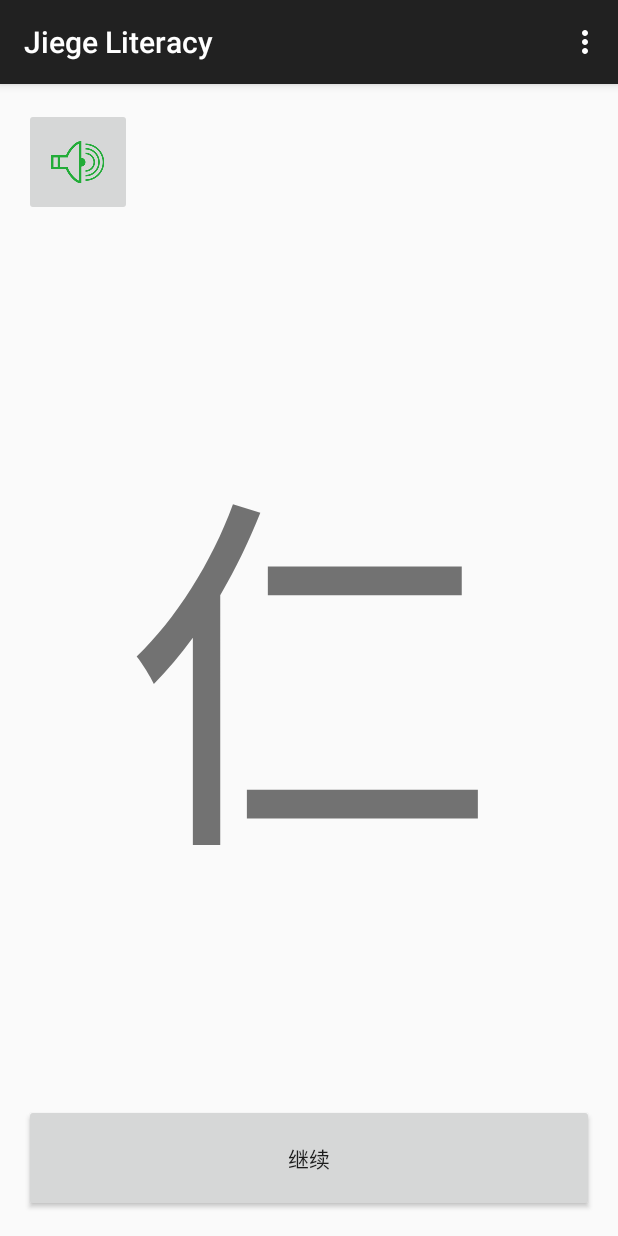
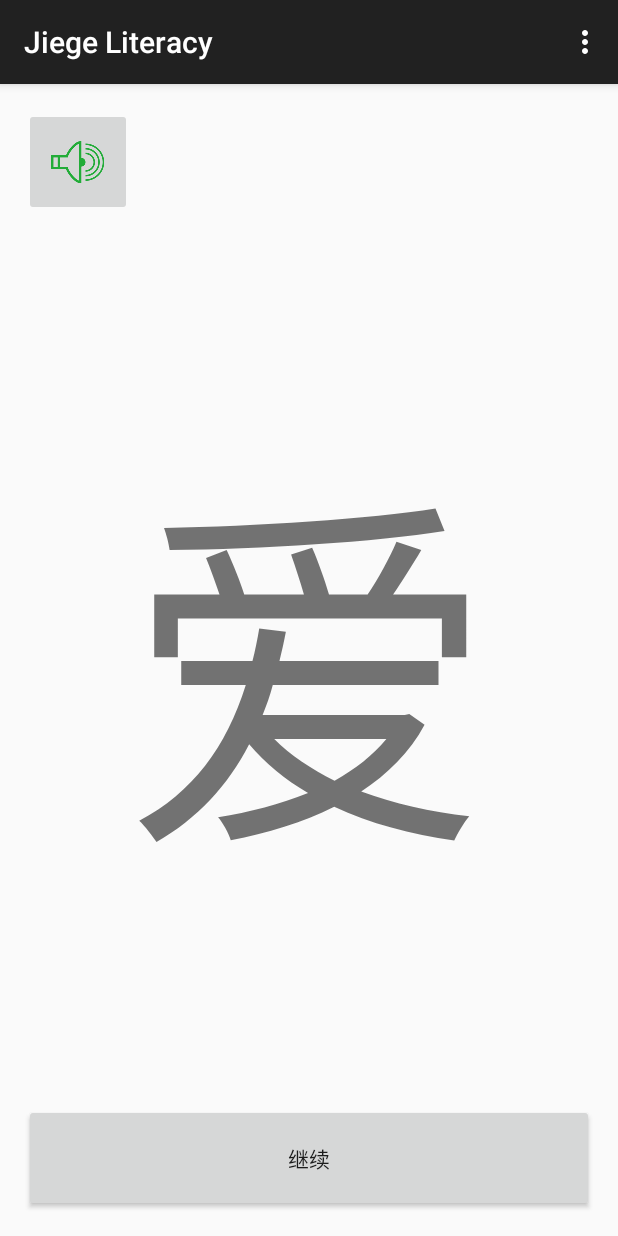
Before and after one commit to vwarship/JiegeLiteracy, an Android app: the screen it shows after launch (MainActivity), after a tap on an icon or button, on a phone screen of 412 x 824 dp. Run offline under Robolectric (Android 15) with nearby library versions, the phone set to English and light mode, and no system bars.

Commit message:
0.1.0 可以试用了。能说能继续。

```diff
--- a/app/src/main/java/com/zaoqibu/jiegeliteracy/MainActivity.java
+++ b/app/src/main/java/com/zaoqibu/jiegeliteracy/MainActivity.java
@@ -17,6 +17,22 @@ import java.io.IOException;
 
 public class MainActivity extends ActionBarActivity {
     private MediaPlayer player;
+    private Words words;
+    private int curWordPos = 0;
+
+    public MainActivity() {
+        words = new Words();
+        words.add(new Word("爱", "ai.mp3"));
+        words.add(new Word("秋", "qiu.mp3"));
+        words.add(new Word("去", "qu.mp3"));
+        words.add(new Word("全", "quan.mp3"));
+        words.add(new Word("让", "rang.mp3"));
+        words.add(new Word("热", "re.mp3"));
+        words.add(new Word("人", "ren.mp3"));
+        words.add(new Word("日", "ri.mp3"));
+        words.add(new Word("入", "ru.mp3"));
+        words.add(new Word("三", "san.mp3"));
+    }
 
     @Override
     protected void onCreate(Bundle savedInstanceState) {
@@ -33,7 +49,7 @@ public class MainActivity extends ActionBarActivity {
             }
         });
 
-        TextView tvWord = (TextView)findViewById(R.id.tvWord);
+        final TextView tvWord = (TextView)findViewById(R.id.tvWord);
         tvWord.setOnClickListener(new View.OnClickListener() {
             @Override
             public void onClick(View v) {
@@ -45,16 +61,25 @@ public class MainActivity extends ActionBarActivity {
         btnContinue.setOnClickListener(new View.OnClickListener() {
             @Override
             public void onClick(View v) {
+                ++ curWordPos;
+                if (curWordPos >= words.count())
+                    curWordPos = 0;
 
+                tvWord.setText(words.get(curWordPos).getText());
             }
         });
+
+        // init
+        tvWord.setText(words.get(curWordPos).getText());
     }
 
     private void play() {
+        String wordSoundPath = words.get(curWordPos).getSoundPath();
+
         try {
             player = new MediaPlayer();
 
-            AssetFileDescriptor afd = this.getAssets().openFd("ai.mp3");
+            AssetFileDescriptor afd = this.getAssets().openFd(wordSoundPath);
             player.setDataSource(afd.getFileDescriptor(), afd.getStartOffset(), afd.getLength());
             afd.close();
 
--- /dev/null
+++ b/app/src/main/java/com/zaoqibu/jiegeliteracy/Word.java
@@ -0,0 +1,22 @@
+package com.zaoqibu.jiegeliteracy;
+
+/**
+ * Created by vwarship on 2014/12/15.
+ */
+public class Word {
+    private String text;
+    private String soundPath;
+
+    public Word(String text, String soundPath) {
+        this.text = text;
+        this.soundPath = soundPath;
+    }
+
+    public String getText() {
+        return text;
+    }
+
+    public String getSoundPath() {
+        return soundPath;
+    }
+}
--- /dev/null
+++ b/app/src/main/java/com/zaoqibu/jiegeliteracy/Words.java
@@ -0,0 +1,23 @@
+package com.zaoqibu.jiegeliteracy;
+
+import java.util.ArrayList;
+import java.util.List;
+
+/**
+ * Created by vwarship on 2014/12/15.
+ */
+public class Words {
+    private List<Word> words = new ArrayList<Word>();
+
+    public void add(Word word) {
+        words.add(word);
+    }
+
+    public Word get(int i) {
+        return words.get(i);
+    }
+
+    public int count() {
+        return words.size();
+    }
+}
```
